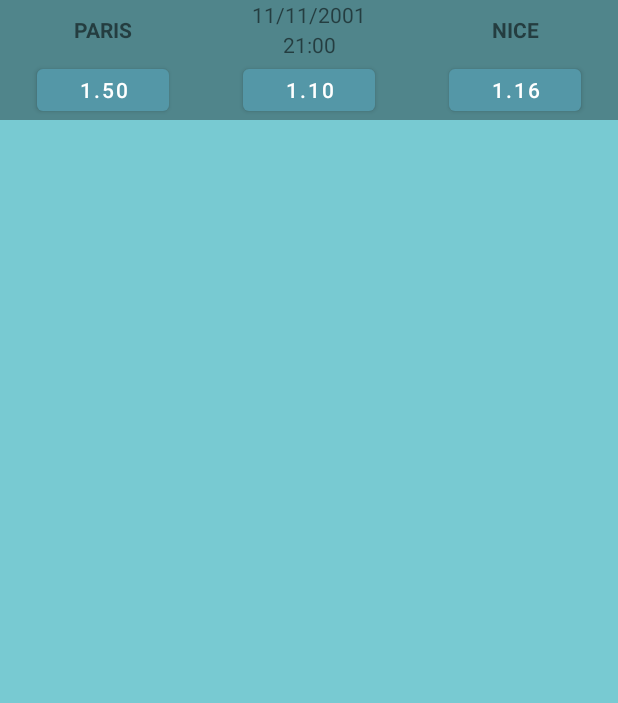
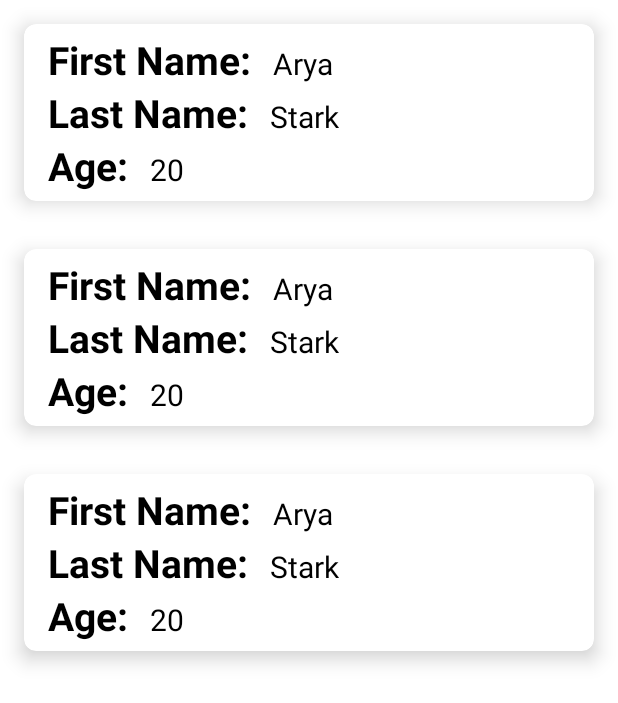
Before and after one commit to PaulDrevet/betProject, an Android app: the layout fragment_next_bets.xml on its own in the app's theme, with its tools: preview values and no code run, on a phone screen of 412 x 824 dp. Shown: the top 703 px of the screen. Run offline under Robolectric (Android 15) with nearby library versions, the phone set to English and light mode, and no system bars.

Commit message:
First version+++ Sisi

```diff
--- a/app/src/main/AndroidManifest.xml
+++ b/app/src/main/AndroidManifest.xml
@@ -13,7 +13,7 @@
         android:theme="@style/Theme.BetProject"
         tools:targetApi="31">
         <activity
-            android:name=".activitys.AllBetsActivity"
+            android:name=".activitys.MainActivity"
             android:exported="false">
             <meta-data
                 android:name="android.app.lib_name"
--- /dev/null
+++ b/app/src/main/java/com/example/betproject/Models/User.kt
@@ -0,0 +1,3 @@
+package com.example.betproject.Models
+
+data class User (var firstName : String ?= null, var lastName : String ?= null, var age : String ?= null)
--- a/app/src/main/java/com/example/betproject/activitys/PasswordActivity.kt
+++ b/app/src/main/java/com/example/betproject/activitys/PasswordActivity.kt
@@ -22,7 +22,7 @@
             if (userName.isEmpty()) {
                 Toast.makeText(this, "Please put your password", Toast.LENGTH_SHORT).show()
             } else {
-                val intent = Intent(applicationContext, AllBetsActivity::class.java)
+                val intent = Intent(applicationContext, MainActivity::class.java)
                 startActivity(intent)
             }
         }
--- a/app/src/main/res/layout/activity_all_bets.xml
+++ b/app/src/main/res/layout/activity_all_bets.xml
@@ -4,7 +4,7 @@
     xmlns:tools="http://schemas.android.com/tools"
     android:layout_width="match_parent"
     android:layout_height="match_parent"
-    tools:context=".activitys.AllBetsActivity">
+    tools:context=".activitys.MainActivity">
 
     <LinearLayout
         android:id="@+id/topLayout"
@@ -50,7 +50,7 @@
     </LinearLayout>
 
     <FrameLayout
-        android:id="@+id/frameLayout"
+        android:id="@+id/frame_layout"
         android:layout_width="match_parent"
         android:layout_height="0dp"
         app:layout_constraintBottom_toTopOf="@+id/bottomNavigationView"
--- a/app/src/main/res/layout/fragment_my_money.xml
+++ b/app/src/main/res/layout/fragment_my_money.xml
@@ -3,7 +3,7 @@
     xmlns:tools="http://schemas.android.com/tools"
     android:layout_width="match_parent"
     android:layout_height="match_parent"
-    tools:context=".MyMoney"
+    tools:context="fragments.MyMoney"
     android:background="@color/secondaryColor">
 
     <!-- TODO: Update blank fragment layout -->
--- a/app/src/main/res/layout/fragment_next_bets.xml
+++ b/app/src/main/res/layout/fragment_next_bets.xml
@@ -1,16 +1,15 @@
 <?xml version="1.0" encoding="utf-8"?>
-<FrameLayout xmlns:android="http://schemas.android.com/apk/res/android"
+<RelativeLayout xmlns:android="http://schemas.android.com/apk/res/android"
     xmlns:tools="http://schemas.android.com/tools"
     android:layout_width="match_parent"
     android:layout_height="match_parent"
     tools:context=".fragments.NextBets"
-    android:id="@+id/nextBets"
-    android:background="@color/secondaryColor">
+    android:id="@+id/nextBets">
 
     <androidx.recyclerview.widget.RecyclerView
-        android:id="@+id/recyclerViewBets"
+        android:id="@+id/recyclerView"
         android:layout_width="match_parent"
         android:layout_height="match_parent"
-        tools:listitem="@layout/match_preview">
+        tools:listitem="@layout/user_item">
     </androidx.recyclerview.widget.RecyclerView>
-</FrameLayout>
+</RelativeLayout>
--- a/app/src/main/res/layout/fragment_your_bets.xml
+++ b/app/src/main/res/layout/fragment_your_bets.xml
@@ -4,7 +4,7 @@
     android:layout_width="match_parent"
     android:layout_height="match_parent"
     android:background="@color/secondaryColor"
-    tools:context=".YourBets"
+    tools:context="fragments.YourBets"
     android:id="@+id/yourBets">
 
     <!-- TODO: Update blank fragment layout -->
--- /dev/null
+++ b/app/src/main/res/layout/user_item.xml
@@ -0,0 +1,95 @@
+<?xml version="1.0" encoding="utf-8"?>
+<androidx.cardview.widget.CardView xmlns:android="http://schemas.android.com/apk/res/android"
+    android:layout_width="match_parent"
+    android:layout_height="wrap_content"
+    xmlns:app="http://schemas.android.com/apk/res-auto"
+    app:cardElevation="8dp"
+    app:cardCornerRadius="8dp"
+    android:layout_margin="16dp">
+
+    <LinearLayout
+        android:layout_width="wrap_content"
+        android:layout_height="wrap_content"
+        android:layout_marginStart="16dp"
+        android:layout_marginVertical="6dp"
+        android:orientation="vertical">
+
+        <LinearLayout
+            android:layout_width="wrap_content"
+            android:layout_height="wrap_content"
+            android:layout_gravity="center_vertical"
+            android:orientation="horizontal">
+
+            <TextView
+                android:layout_width="wrap_content"
+                android:layout_height="wrap_content"
+                android:text="First Name: "
+                android:textColor="@color/black"
+                android:textSize="26sp"
+                android:textStyle="bold"/>
+
+            <TextView
+                android:id="@+id/tvfirstName"
+                android:layout_width="wrap_content"
+                android:layout_height="wrap_content"
+                android:layout_marginStart="8dp"
+                android:text="Arya"
+                android:textColor="@color/black"
+                android:textSize="20sp"/>
+
+        </LinearLayout>
+
+        <LinearLayout
+            android:layout_width="wrap_content"
+            android:layout_height="wrap_content"
+            android:layout_gravity="center_vertical"
+            android:orientation="horizontal">
+
+            <TextView
+                android:layout_width="wrap_content"
+                android:layout_height="wrap_content"
+                android:text="Last Name: "
+                android:textColor="@color/black"
+                android:textSize="26sp"
+                android:textStyle="bold"/>
+
+            <TextView
+                android:id="@+id/tvlastName"
+                android:layout_width="wrap_content"
+                android:layout_height="wrap_content"
+                android:layout_marginStart="8dp"
+                android:text="Stark"
+                android:textColor="@color/black"
+                android:textSize="20sp"/>
+
+        </LinearLayout>
+
+        <LinearLayout
+            android:layout_width="wrap_content"
+            android:layout_height="wrap_content"
+            android:layout_gravity="center_vertical"
+            android:orientation="horizontal">
+
+            <TextView
+                android:layout_width="wrap_content"
+                android:layout_height="wrap_content"
+                android:text="Age: "
+                android:textColor="@color/black"
+                android:textSize="26sp"
+                android:textStyle="bold"/>
+
+            <TextView
+                android:id="@+id/tvage"
+                android:layout_width="wrap_content"
+                android:layout_height="wrap_content"
+                android:layout_marginStart="8dp"
+                android:text="20"
+                android:textColor="@color/black"
+                android:textSize="20sp"/>
+
+        </LinearLayout>
+
+
+    </LinearLayout>
+
+</androidx.cardview.widget.CardView>
--- a/app/src/main/res/values/strings.xml
+++ b/app/src/main/res/values/strings.xml
@@ -8,6 +8,8 @@
     <string name="next_bets">Next bets</string>
     <string name="my_sold">My sold</string>
     <string name="leave">Leave app</string>
+    <!-- TODO: Remove or change this placeholder text -->
+    <string name="hello_blank_fragment">Hello blank fragment</string>
 
 
 </resources>
```
Also changed, not shown: app/build.gradle (+9 -3 lines), app/src/main/java/com/example/betproject/Adapter/MyAdapter.kt (added, +53 -0 lines), app/src/main/java/com/example/betproject/Models/UserViewModel.kt (added, +18 -0 lines), app/src/main/java/com/example/betproject/Repository/UserRepository.kt (added, +43 -0 lines), app/src/main/java/com/example/betproject/activitys/MainActivity.kt (renamed from app/src/main/java/com/example/betproject/activitys/AllBetsActivity.kt, +10 -15 lines), app/src/main/java/com/example/betproject/fragments/NextBets.kt (+21 -39 lines).
